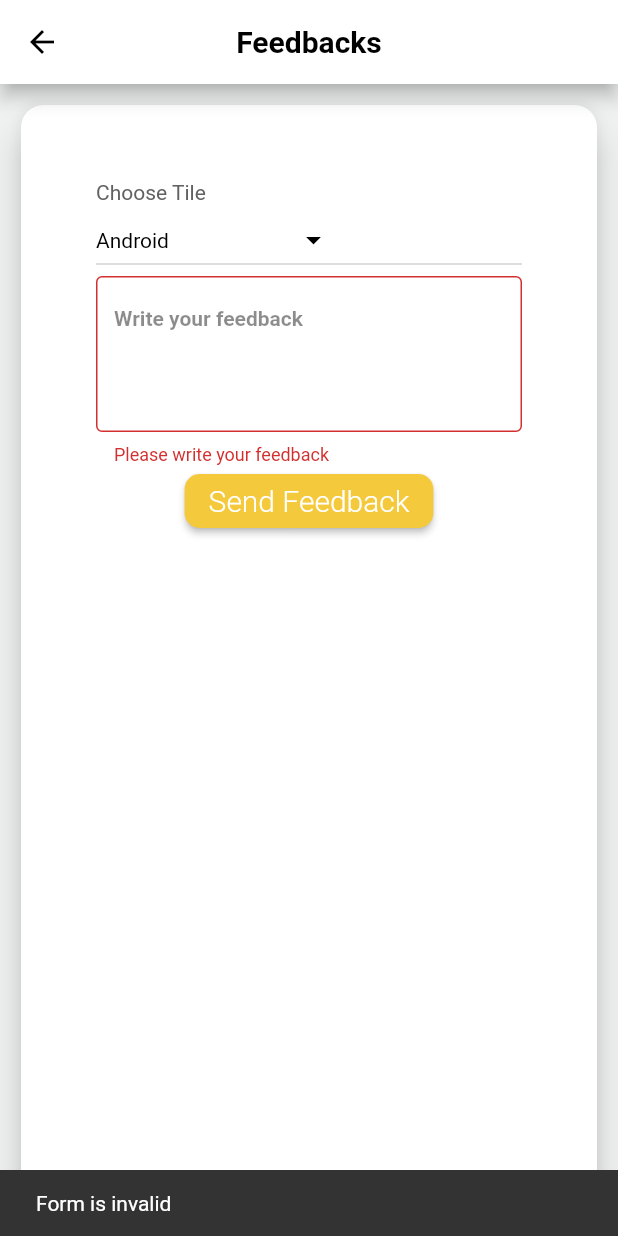
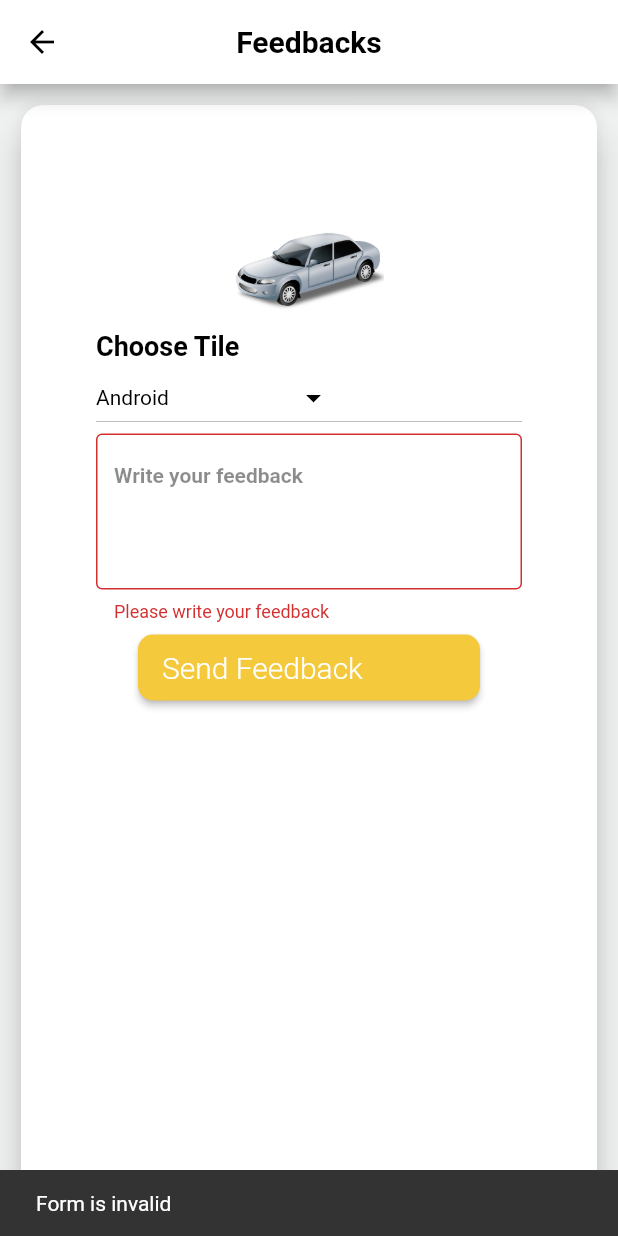
Before and after one commit to Nebaki/Passenger-App, a Flutter app: the FeedbackScreen screen opened by its route, after a tap on "Send Feedback", on a phone screen of 412 x 824 dp. Run offline on Flutter 3.47's test engine with Material 2 defaults, Android fonts, the phone set to English and light mode, and no system bars; our stand-ins replace bloc, cached_network_image, carousel_slider, connectivity_plus, email_validator, equatable and 11 more; missing offline and left inert: flutter_geofire, flutter_polyline_points, geolocator_platform_interface; accounts and stored records are empty.

Commit message:
feedback request updated

```diff
--- a/lib/models/trips/models.dart
+++ b/lib/models/trips/models.dart
@@ -7,7 +7,6 @@ class SecItem {
 
 class Result {
   Result(this.success, this.message);
-
   final bool success;
   final String message;
 }
--- a/lib/screens/settings/pages/feedbacks.dart
+++ b/lib/screens/settings/pages/feedbacks.dart
@@ -1,7 +1,16 @@
+import 'dart:ui';
+
 import 'package:flutter/material.dart';
+
+import 'package:http/http.dart' as http;
+import 'package:passengerapp/dataprovider/send_feedback.dart';
+import 'package:passengerapp/utils/service.dart';
 
 class FeedbackScreen extends StatefulWidget {
   static const routeName = "/feedback";
+
+  const FeedbackScreen({Key? key}) : super(key: key);
+
   @override
   State<FeedbackScreen> createState() => _FeedbackScreenState();
 }
@@ -10,8 +19,13 @@ class _FeedbackScreenState extends State<FeedbackScreen> {
   final _textStyle = const TextStyle(
       height: 2.0, color: Colors.black, fontWeight: FontWeight.bold);
 
+  var _isLoading = false;
+  @override
+  void initState() {
+    _isLoading = false;
+    super.initState();
+  }
   TextEditingController feedBackController = TextEditingController();
-
   String _chosenValue = "Android";
 
   @override
@@ -43,12 +57,121 @@ class _FeedbackScreenState extends State<FeedbackScreen> {
                 borderRadius: BorderRadius.circular(15.0),
               ),
               child: Form(
-                  key: _formkey,
+                  key: _formKey,
                   child: ListView(
                     padding: const EdgeInsets.all(50),
                     children: [
-                      const Text("Choose Tile"),
-                      DropdownButton<String>(
+                      Center(
+                          child: Image.asset('assets/icons/familyCarIcon.png',
+                            height: 100.0,width:100.0,)
+                      ),
+                      const Text("Choose Tile",style: TextStyle(
+                        fontSize: 18,fontWeight: FontWeight.bold,
+                        color: Colors.black
+                      ),),
+                      _dropDownItem(),
+                      Container(
+                        child: _feedBackBox(),
+                      ),
+                      Padding(
+                        padding: const EdgeInsets.symmetric(horizontal: 20),
+                        child: SizedBox(
+                          height: 60,
+                          width: MediaQuery.of(context).size.width,
+                          child: Padding(
+                            padding: const EdgeInsets.all(8.0),
+                            child: ElevatedButton(
+                              onPressed: () {
+                                final FormState? form = _formKey.currentState;
+
+                                if (form!.validate() && !_isLoading) {
+                                  setState(() {
+                                    _isLoading = true;
+                                  });
+                                  prepareRequest(
+                                      context,
+                                      _chosenValue +
+                                          ": " +
+                                          feedBackController.text);
+                                } else {
+                                  if(!form.validate()){
+                                    showMessage(context, 'Form is invalid');
+                                  }else if(_isLoading){
+                                    showMessage(context, 'Please wait...');
+                                  }
+                                }
+                              },
+                              child: Row(
+                                children: [
+                                  const Text("Send Feedback"),
+                                  const Spacer(),
+                                  Align(
+                                    alignment: Alignment.centerRight,
+                                    child: _isLoading
+                                        ? const SizedBox(
+                                            height: 20,
+                                            width: 20,
+                                            child: CircularProgressIndicator(
+                                              strokeWidth: 2,
+                                              color: Colors.white,
+                                            ),
+                                          )
+                                        : Container(),
+                                  )
+                                ],
+                              ),
+                            ),
+                          ),
+                        ),
+                      )
+                    ],
+                  )))),
+    );
+  }
+
+  final _formKey = GlobalKey<FormState>();
+
+  void prepareRequest(BuildContext context, String message) {
+    var sender = SendFeedback(httpClient: http.Client());
+    var res = sender.sendFeedback("0922877115", message);
+    res.then((value) => {
+          setState(() {
+            _isLoading = false;
+          }),
+          showMessage(context, value)
+        });
+  }
+
+  void showMessage(BuildContext context, String message) {
+    ScaffoldMessenger.of(context)
+        .showSnackBar(SnackBar(content: Text(message)));
+  }
+
+  Widget _feedBackBox() {
+    return TextFormField(
+      maxLines: 8,
+      minLines: 4,
+      controller: feedBackController,
+      decoration: const InputDecoration(
+          //contentPadding: EdgeInsets.symmetric(vertical: 50.0, horizontal: 10.0),
+          alignLabelWithHint: true,
+          hintText: "Write your feedback",
+          hintStyle:
+              TextStyle(fontWeight: FontWeight.bold, color: Colors.black45),
+          fillColor: Colors.white,
+          filled: true,
+          border: OutlineInputBorder(borderSide: BorderSide(width: 1))),
+      validator: (value) {
+        if (value!.isEmpty) {
+          return 'Please write your feedback';
+        }
+        return null;
+      },
+    );
+  }
+
+  Widget _dropDownItem() {
+    return DropdownButton<String>(
       dropdownColor: Colors.white,
       focusColor: Colors.white,
       value: _chosenValue,
@@ -75,66 +198,13 @@ class _FeedbackScreenState extends State<FeedbackScreen> {
       hint: const Text(
         "Please choose a type",
         style: TextStyle(
-                              color: Colors.black,
-                              fontSize: 14,
-                              fontWeight: FontWeight.w500),
+            color: Colors.black, fontSize: 14, fontWeight: FontWeight.w500),
       ),
       onChanged: (String? value) {
         setState(() {
           _chosenValue = value!;
         });
       },
-                      ),
-                      Container(
-
-                        child: TextFormField(
-                          maxLines: 8,minLines: 4,
-                          controller: feedBackController,
-                          decoration: const InputDecoration(
-                              //contentPadding: EdgeInsets.symmetric(vertical: 50.0, horizontal: 10.0),
-                              alignLabelWithHint: true,
-                              hintText: "Write your feedback",
-                              hintStyle: TextStyle(
-                                  fontWeight: FontWeight.bold,
-                                  color: Colors.black45),
-                              fillColor: Colors.white,
-                              filled: true,
-                              border: OutlineInputBorder(
-                                  borderSide: BorderSide(width: 1))),
-                          validator: (value){
-                            if (value!.isEmpty) {
-                              return 'Please write your feedback';
-                            }
-                            return null;
-                          },
-                        ),
-                      ),
-                      Center(
-                        child: ElevatedButton(
-                          onPressed: () {
-                            final FormState? form = _formkey.currentState;
-                            if (form!.validate()) {
-                              showMessage(context, _chosenValue+": "+feedBackController.text);
-                            } else {
-                              showMessage(context, 'Form is invalid');
-                            }
-                          },
-                          child: const Text("Send Feedback"),
-                        ),
-                      )
-                    ],
-                  )
-              )
-          )
-      ),
     );
   }
-
-  final _formkey = GlobalKey<FormState>();
-
-  void showMessage(BuildContext context, String message){
-    ScaffoldMessenger.of(context).showSnackBar(SnackBar(content: Text(
-        message
-    )));
 }
-}
--- a/lib/screens/settings/settings.dart
+++ b/lib/screens/settings/settings.dart
@@ -194,7 +194,7 @@ class SettingScreen extends StatelessWidget {
                         thickness: 1.5,
                       ),
                       Container(
-                        padding: const EdgeInsets.only(left: 10, bottom: 20, top: 10),
+                        padding: const EdgeInsets.only(left: 2, bottom: 2, top: 2),
                         child: Column(
                           crossAxisAlignment: CrossAxisAlignment.start,
                           children: [
@@ -207,6 +207,7 @@ class SettingScreen extends StatelessWidget {
                                   style: _textStyle,
                                 ),
                               ),
+
                             TextButton(
                                 onPressed: (){
                                   openPrivacyPolicy(context);
```
Also changed, not shown: lib/dataprovider/send_feedback.dart (added, +44 -0 lines), lib/screens/settings/pages/privacy.dart (+20 -4 lines), lib/screens/settings/pages/terms.dart (+19 -3 lines), lib/utils/service.dart (+17 -7 lines). Lines whose indentation alone changed are shown as unchanged.
